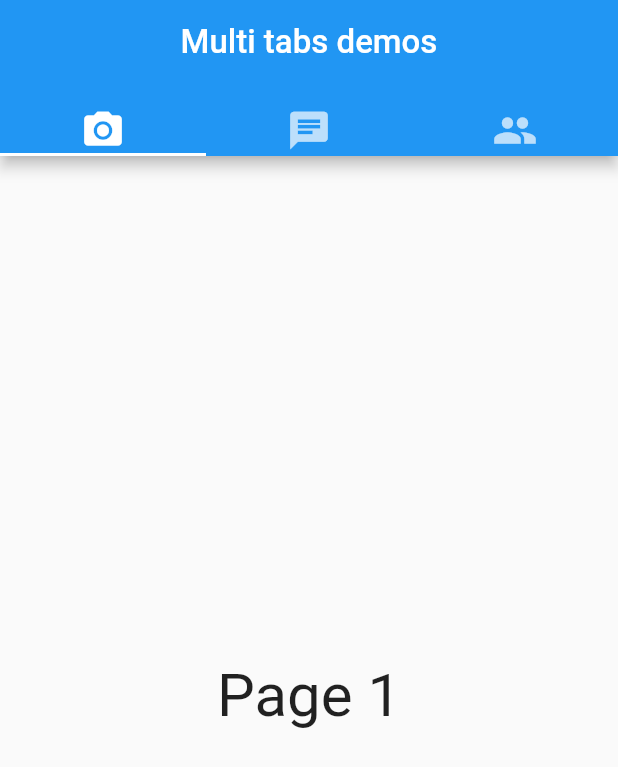
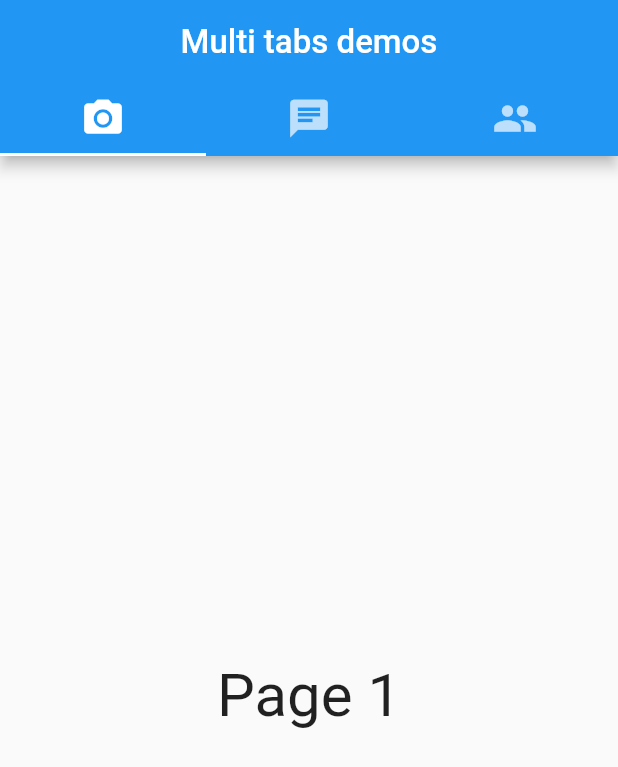
Before and after one commit to alichoumane/i3350_project6, a Flutter app: the screen it shows after launch, on a phone screen of 412 x 824 dp. Shown: the top 767 px of the screen. Run offline on Flutter 3.47's test engine with Material 2 defaults, Android fonts, the phone set to English and light mode, and no system bars.

Commit message:
wrapping icons in Tab widgets

```diff
--- a/lib/home.dart
+++ b/lib/home.dart
@@ -16,9 +16,9 @@ class Home extends StatelessWidget {
             title: Text("Multi tabs demos", style: TextStyle(fontSize: 22.0),),
             centerTitle: true,
             bottom: const TabBar(tabs: [
-              Icon(Icons.camera_alt, size: 30,),
-              Icon(Icons.chat, size: 30,),
-              Icon(Icons.group, size: 30,)
+              Tab(icon:Icon(Icons.camera_alt, size: 30,)),
+              Tab(icon: Icon(Icons.chat, size: 30,)),
+              Tab(icon:Icon(Icons.group, size: 30,)),
             ]),
           ),
           body: const TabBarView(
```
